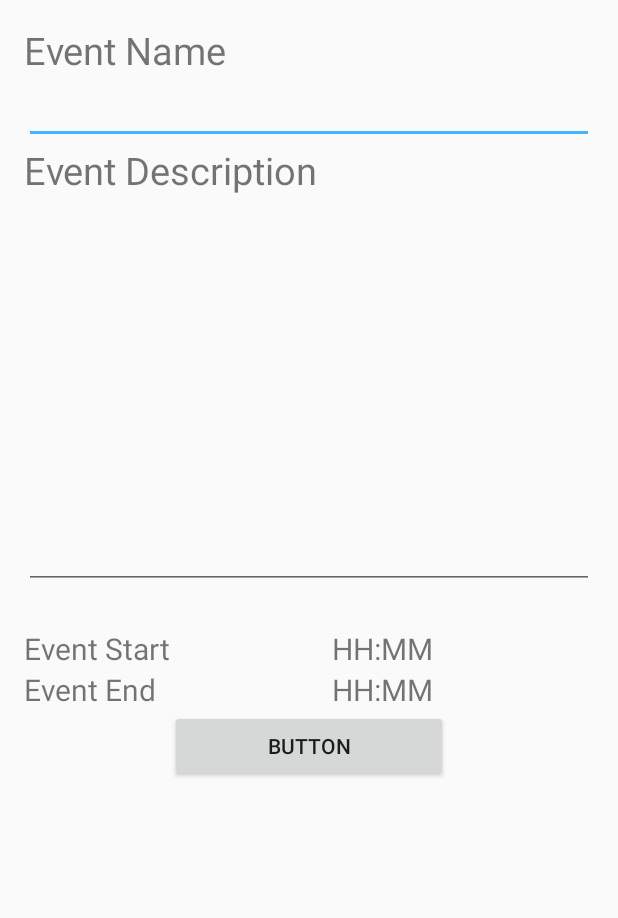
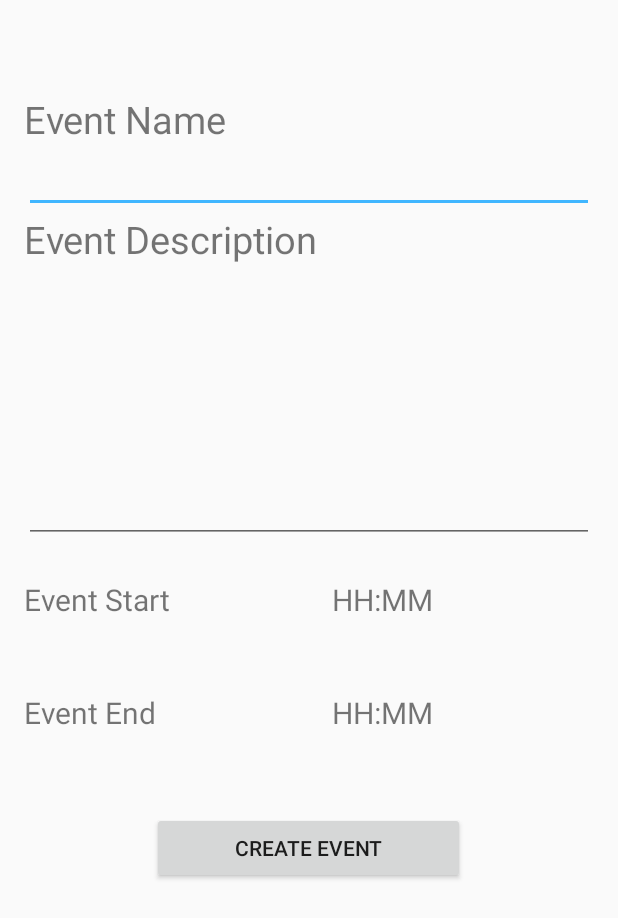
Before and after one commit to PinGTeam/PinG, an Android app: the CreateEventActivity screen opened directly, with no data from a screen before it, on a phone screen of 412 x 824 dp. Shown: the top 918 px of the screen. Run offline under Robolectric (Android 15) with nearby library versions, the phone set to English and light mode, and no system bars.

Commit message:
-Updated Android

```diff
--- a/Source-Code/ANDROID/PinGv2/app/src/main/java/com/example/jorge/pingv2/CreateEventActivity.java
+++ b/Source-Code/ANDROID/PinGv2/app/src/main/java/com/example/jorge/pingv2/CreateEventActivity.java
@@ -1,15 +1,56 @@
 package com.example.jorge.pingv2;
 
+import android.app.Dialog;
+import android.content.Intent;
 import android.support.v7.app.AppCompatActivity;
 import android.os.Bundle;
+import android.view.View;
+import android.widget.TextView;
+import android.widget.Toast;
+
+import org.w3c.dom.Text;
 
 public class CreateEventActivity extends AppCompatActivity {
+
+    private TextView eventStartInput, eventEndInput;
 
     @Override
     protected void onCreate(Bundle savedInstanceState) {
         super.onCreate(savedInstanceState);
         setContentView(R.layout.activity_create_event);
 
+        eventStartInput = (TextView)findViewById(R.id.eventStartField);
+        eventStartInput.setOnClickListener(new View.OnClickListener() {
+            @Override
+            public void onClick(View view) {
+                Toast.makeText(getApplicationContext(), "Start Clicked", Toast.LENGTH_SHORT).show();
+                /*
+                final Dialog startTimeDialog = new Dialog(getApplicationContext());
+                startTimeDialog.setContentView(R.layout.startDialog);
+                startTimeDialog.setTitle("Select Start Time");
 
+                //spinner stuff
+
+                startTimeDialog.show();
+                */
+            }
+        });
+
+        eventEndInput = (TextView)findViewById(R.id.eventEndField);
+        eventEndInput.setOnClickListener(new View.OnClickListener() {
+            @Override
+            public void onClick(View view) {
+                Toast.makeText(getApplicationContext(), "End Clicked", Toast.LENGTH_SHORT).show();
+                /*
+                final Dialog endTimeDialog = new Dialog(getApplicationContext());
+                endTimeDialog.setContentView(R.layout.endDialog);
+                endTimeDialog.setTitle("Select End Time");
+
+                //spinner stuff
+
+                endTimeDialog.show();
+                */
+            }
+        });
     }
 }
--- a/Source-Code/ANDROID/PinGv2/app/src/main/java/com/example/jorge/pingv2/MapActivity.java
+++ b/Source-Code/ANDROID/PinGv2/app/src/main/java/com/example/jorge/pingv2/MapActivity.java
@@ -226,9 +226,7 @@ public class MapActivity extends FragmentActivity implements OnMapReadyCallback,
 
             try {
                 Response response = client.newCall(request).execute();
-                if(!response.isSuccessful()) {
-                    throw new IOException("Unexpected code " + response);
-                }
+                if(!response.isSuccessful()) throw new IOException("Unexpected code " + response);
 
                 allEventsString = response.body().string();
 
--- a/Source-Code/ANDROID/PinGv2/app/src/main/res/layout/activity_create_event.xml
+++ b/Source-Code/ANDROID/PinGv2/app/src/main/res/layout/activity_create_event.xml
@@ -14,9 +14,10 @@
         android:orientation="vertical"
         android:layout_width="match_parent"
         android:layout_height="match_parent"
+        android:weightSum="1"
         android:layout_alignParentTop="true"
         android:layout_alignParentStart="true"
-        android:weightSum="1">
+        android:layout_marginTop="46dp">
 
         <TextView
             android:text="Event Name"
@@ -47,7 +48,7 @@
             android:text=""
             android:ems="10"
             android:id="@+id/editText2"
-            android:layout_weight="0.41" />
+            android:layout_weight="0.29" />
 
         <Space
             android:layout_width="match_parent"
@@ -69,12 +70,18 @@
 
             <TextView
                 android:text="HH:MM"
+                android:clickable="true"
                 android:layout_width="wrap_content"
                 android:layout_height="wrap_content"
-                android:id="@+id/textView9"
+                android:id="@+id/eventStartField"
                 android:textSize="20sp"
                 android:layout_weight="1" />
         </LinearLayout>
+
+        <Space
+            android:layout_width="match_parent"
+            android:layout_height="wrap_content"
+            android:layout_weight="0.10" />
 
         <LinearLayout
             android:orientation="horizontal"
@@ -91,12 +98,18 @@
 
             <TextView
                 android:text="  HH:MM"
+                android:clickable="true"
                 android:layout_width="wrap_content"
                 android:layout_height="wrap_content"
-                android:id="@+id/textView11"
+                android:id="@+id/eventEndField"
                 android:textSize="20sp"
                 android:layout_weight="1" />
         </LinearLayout>
+
+        <Space
+            android:layout_width="match_parent"
+            android:layout_height="wrap_content"
+            android:layout_weight="0.11" />
 
         <LinearLayout
             android:orientation="horizontal"
@@ -109,7 +122,7 @@
                 android:layout_weight="1" />
 
             <Button
-                android:text="Button"
+                android:text="Create Event"
                 android:layout_width="wrap_content"
                 android:layout_height="wrap_content"
                 android:id="@+id/button4"
```
